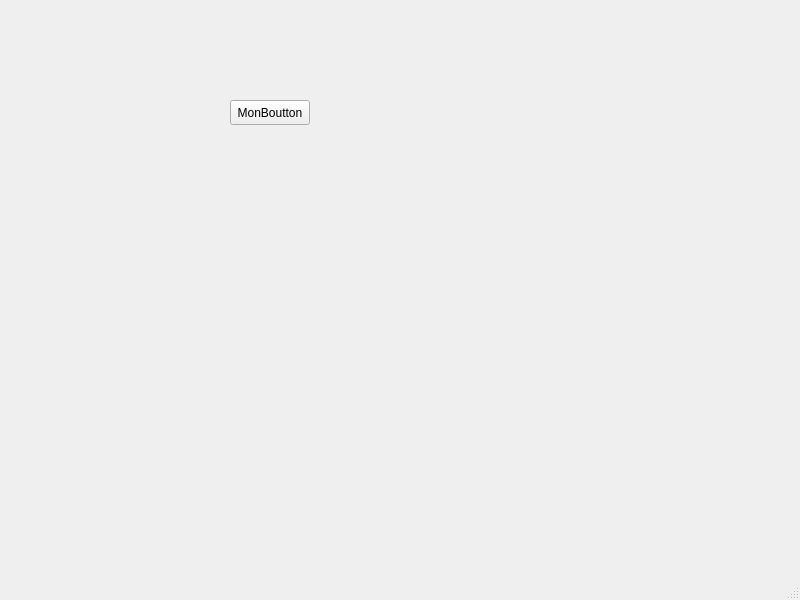
Before: the Qt Designer form mainwindow.ui in mohamed01000/InterfaceGraphiqueQT, drawn with Qt 5.
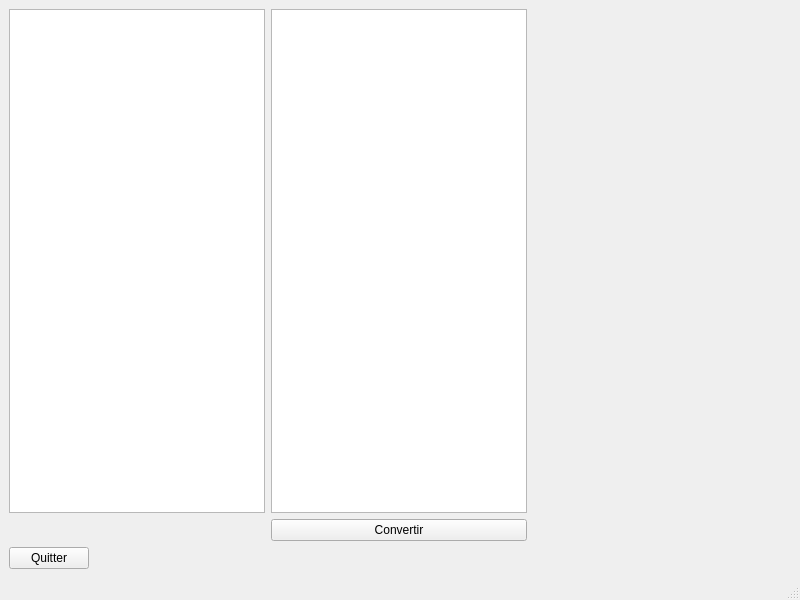
After: the same form once the commit is applied.

The edit to the form file:
```diff
--- a/mainwindow.ui
+++ b/mainwindow.ui
@@ -14,19 +14,32 @@
    <string>MainWindow</string>
   </property>
   <widget class="QWidget" name="centralwidget">
-   <widget class="QPushButton" name="MonBouton">
-    <property name="geometry">
-     <rect>
-      <x>230</x>
-      <y>100</y>
-      <width>80</width>
-      <height>25</height>
-     </rect>
-    </property>
-    <property name="text">
-     <string>MonBoutton</string>
-    </property>
-   </widget>
+   <layout class="QFormLayout" name="formLayout_2">
+    <item row="0" column="0">
+     <layout class="QFormLayout" name="formLayout">
+      <item row="0" column="0">
+       <widget class="QTextEdit" name="TFrancs"/>
+      </item>
+      <item row="0" column="1">
+       <widget class="QTextEdit" name="TextEuros"/>
+      </item>
+      <item row="1" column="1">
+       <widget class="QPushButton" name="pushButton">
+        <property name="text">
+         <string>Convertir</string>
+        </property>
+       </widget>
+      </item>
+     </layout>
+    </item>
+    <item row="1" column="0">
+     <widget class="QPushButton" name="MonBouton">
+      <property name="text">
+       <string>Quitter</string>
+      </property>
+     </widget>
+    </item>
+   </layout>
   </widget>
   <widget class="QMenuBar" name="menubar">
    <property name="geometry">
```
Left out of the diff: 2 changed lines with no effect on the pictures.
